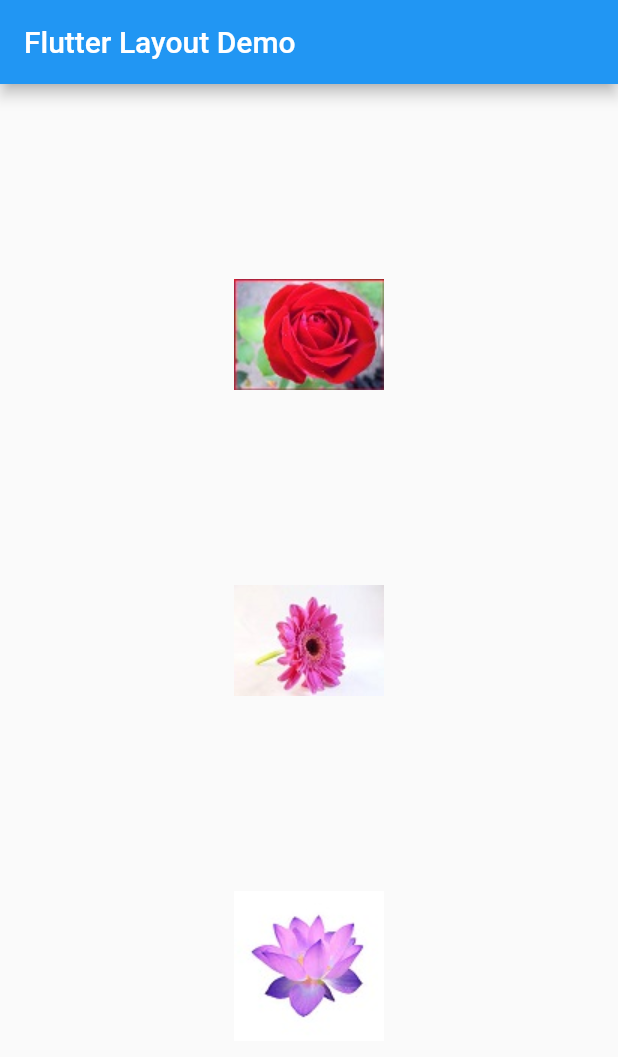
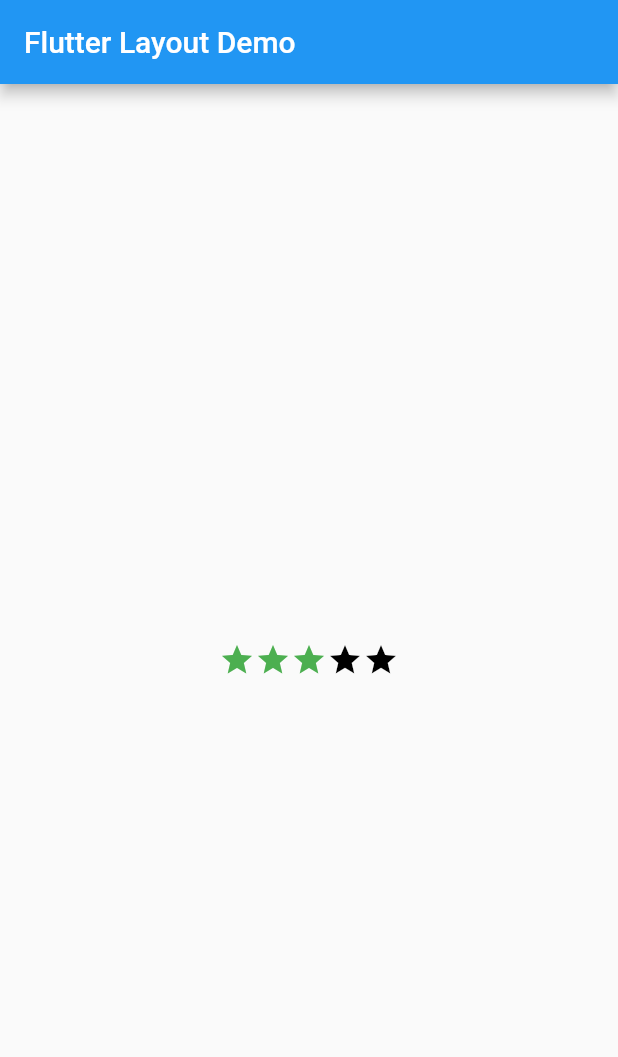
Before and after one commit to maxgdev/flutter_layouts, a Flutter app: the screen it shows after launch, on a phone screen of 412 x 824 dp. Shown: the top 1057 px of the screen. Run offline on Flutter 3.47's test engine with Material 2 defaults, Android fonts, the phone set to English and light mode, and no system bars.

Commit message:
Added feedback star widget demo

```diff
--- a/lib/main.dart
+++ b/lib/main.dart
@@ -21,18 +21,15 @@ class MyApp extends StatelessWidget {
         body: Center(
           // child: Text('Hello Layout World'),
           child: Row(
-            mainAxisAlignment: MainAxisAlignment.spaceEvenly,
+            mainAxisSize: MainAxisSize.min,
             children: [
-              Column(
-                mainAxisAlignment: MainAxisAlignment.spaceEvenly,
-                children: [
-                Image.asset('images/flower1.jpg'),
-                Image.asset('images/flower2.jpg'),
-                Image.asset('images/flower3.jpg'),
-                ],
-              ),
+              Icon(Icons.star, color: Colors.green[500]),
+              Icon(Icons.star, color: Colors.green[500]),
+              Icon(Icons.star, color: Colors.green[500]),
+              Icon(Icons.star, color: Colors.black),
+              Icon(Icons.star, color: Colors.black),
             ],
-          ),
+          )
           ),
       ),
     );
```
